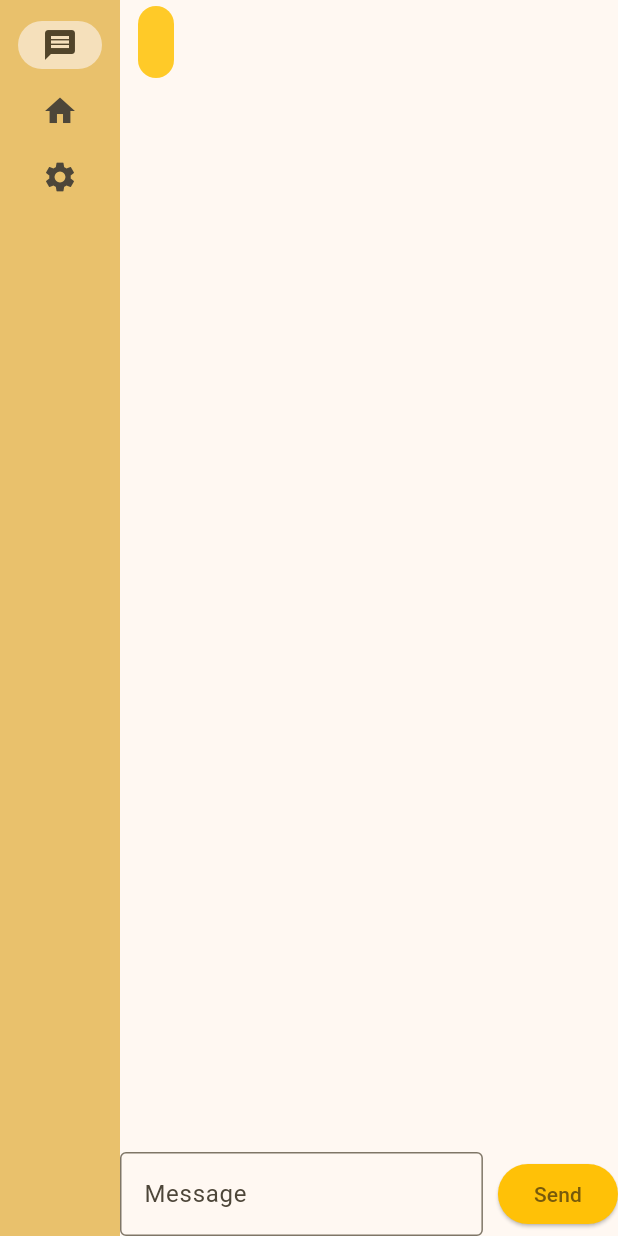
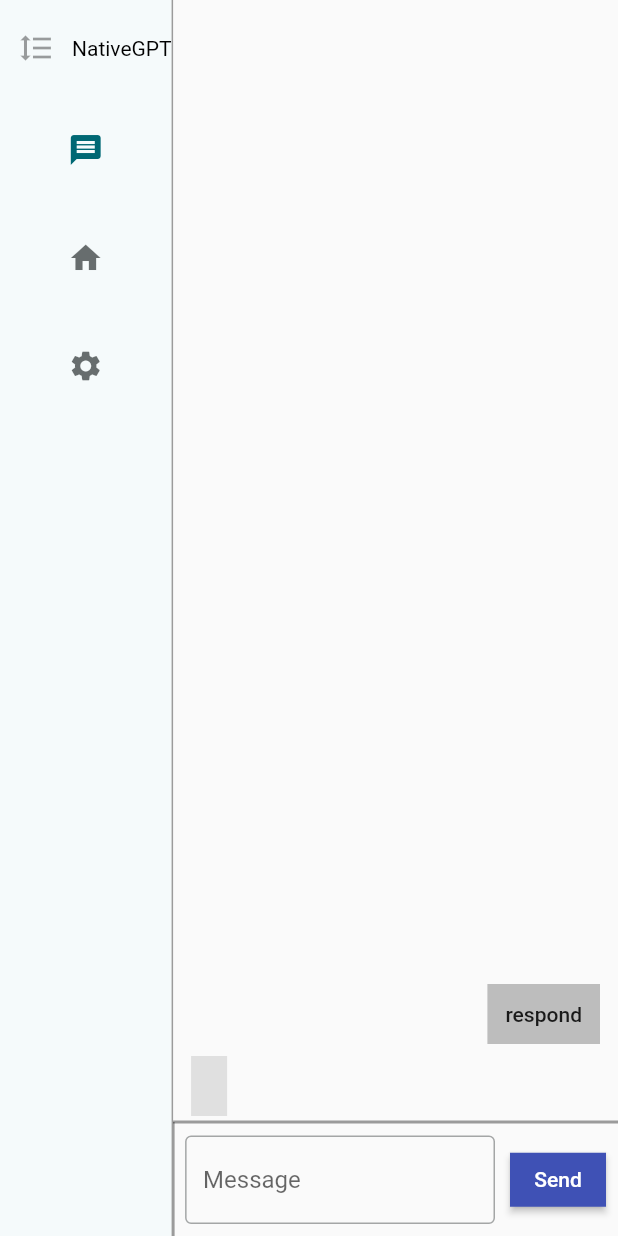
Before and after one commit to roeland-frans/nativegpt, a Flutter app: the screen it shows after launch, after a tap on "Send", on a phone screen of 412 x 824 dp. Run offline on Flutter 3.47's test engine with Material 2 defaults, Android fonts, the phone set to English and light mode, and no system bars.

Commit message:
Updated UI and colour scheme, reverse the chat window scroll position from top to bottom

```diff
--- a/lib/app.dart
+++ b/lib/app.dart
@@ -16,12 +16,22 @@ class MyApp extends StatelessWidget {
     return ChangeNotifierProvider(
       create: (context) => MyAppState(), // IMPORTANT
       child: MaterialApp(
-        title: 'Flutter Demo',
+        title: 'NativeGPT',
         theme: ThemeData(
-          useMaterial3: true,
-          colorScheme: ColorScheme.fromSeed(seedColor: Colors.amber),
+          // useMaterial3: true,
+          highlightColor: Colors.black,
+          elevatedButtonTheme: ElevatedButtonThemeData(
+              style: ElevatedButton.styleFrom(
+                foregroundColor: Colors.white,
+              )),
+          colorScheme: ColorScheme.fromSeed(seedColor: Colors.white),
+          textTheme: TextTheme(
+            bodyMedium: TextStyle(color: Colors.black),
+            bodyLarge: TextStyle(color: Colors.black),
+            bodySmall: TextStyle(color: Colors.black),
+          ),
         ),
-        home: const MyHomePage(title: 'Flutter Demo Home Page',),
+        home: const MyHomePage(title: 'NativeGPT Home Page',),
       ),
     );
   }
@@ -68,12 +78,18 @@ class _MyHomePageState extends State<MyHomePage> {
               children: [
                 SafeArea(
                   child: NavigationRail(
-                    backgroundColor: Theme.of(context).colorScheme.inversePrimary,
+                    leading: Row(
+                      children: [
+                        const IconButton(icon: Icon(Icons.format_line_spacing), onPressed: null),
+                        const Text("NativeGPT"),
+                      ],
+                    ),
+                    backgroundColor: Theme.of(context).colorScheme.background,
                     extended: constraints.maxWidth >= 600,
                     destinations: [
                       NavigationRailDestination(
                         icon: Icon(Icons.message),
-                        label: Text('Messages'),
+                        label: Text('Conversations'),
                       ),
                       NavigationRailDestination(
                         icon: Icon(Icons.home),
@@ -92,6 +108,7 @@ class _MyHomePageState extends State<MyHomePage> {
                     },
                   ),
                 ),
+                const VerticalDivider(thickness: 2, width: 1, color: Colors.black38,),
                 Expanded(
                     child: Container(
                       child: page,
--- a/lib/ui/card/text.dart
+++ b/lib/ui/card/text.dart
@@ -23,15 +23,14 @@ class ChatBubble extends StatelessWidget {
         child: DecoratedBox(
           // chat bubble decoration
           decoration: BoxDecoration(
-            color: isCurrentUser ? Colors.amber[400] : Colors.grey[300],
-            borderRadius: BorderRadius.circular(16),
+            color: isCurrentUser ? Colors.grey[300] : Colors.grey[400],
           ),
           child: Padding(
             padding: const EdgeInsets.all(12),
             child: Text(
               text,
               style: Theme.of(context).textTheme.bodyLarge!.copyWith(
-                  color: isCurrentUser ? Colors.white : Colors.black87),
+                  color: isCurrentUser ? Colors.black87 : Colors.black87),
             ),
           ),
         ),
--- a/lib/ui/history.dart
+++ b/lib/ui/history.dart
@@ -16,15 +16,19 @@ class ChatHistory extends StatelessWidget {
   Widget build(BuildContext context) {
     // var eventStream = context.watch<EventStream>();
     if (eventStream.events.isEmpty) {
-      return Row(
-          children: [
-            Text('No messages yet.'),
-          ]
+      return Padding(
+        padding: const EdgeInsets.all(8.0),
+        child: Row(
+            children: [
+              Text('No messages yet.'),
+            ]
+        ),
       );
     }
     return Flexible(
       child: Scaffold(
         body: ListView.builder(
+          reverse: true,
           controller: _controller,
           itemCount: eventStream.events.length,
           itemBuilder: (context, index) {
--- a/lib/ui/page.dart
+++ b/lib/ui/page.dart
@@ -24,7 +24,10 @@ class _MessagePageState extends State<MessagePage> {
       mainAxisAlignment: MainAxisAlignment.end,
       children: [
         ChatHistory(eventStream: widget.eventStream,),
-        Row(
+        const Divider(thickness: 2, height: 1, color: Colors.black38,),
+        Padding(
+          padding: const EdgeInsets.all(8.0),
+          child: Row(
             mainAxisSize: MainAxisSize.min,
             children: [
               Flexible(
@@ -38,18 +41,26 @@ class _MessagePageState extends State<MessagePage> {
               ),
               SizedBox(width: 10),
               ElevatedButton(
-              style: ButtonStyle(backgroundColor: MaterialStatePropertyAll<Color>(Colors.amber)),
+                style: ButtonStyle(
+                    backgroundColor: MaterialStatePropertyAll<Color>(Colors.indigo),
+                    shape: MaterialStateProperty.all<RoundedRectangleBorder>(
+                        RoundedRectangleBorder(
+                            borderRadius: BorderRadius.zero,
+                        )
+                    )
+                ),
                 onPressed: () {
                   AppEvent message = AppEvent.textMessage(myController.text, true);
                   widget.eventStream.addEvent(message);
-                setState(() {
-
-                });
+                  setState(() {});
                   AppEvent rpmessage = AppEvent.textMessage("respond", false);
+                  widget.eventStream.addEvent(rpmessage);
+                  setState(() {});
                 },
-              child: Text('Send'),
+                child: Text('Send', selectionColor: Colors.black38,),
               ),
             ],
+          ),
         ),
       ],
     );
```
Lines whose indentation alone changed are shown as unchanged.
